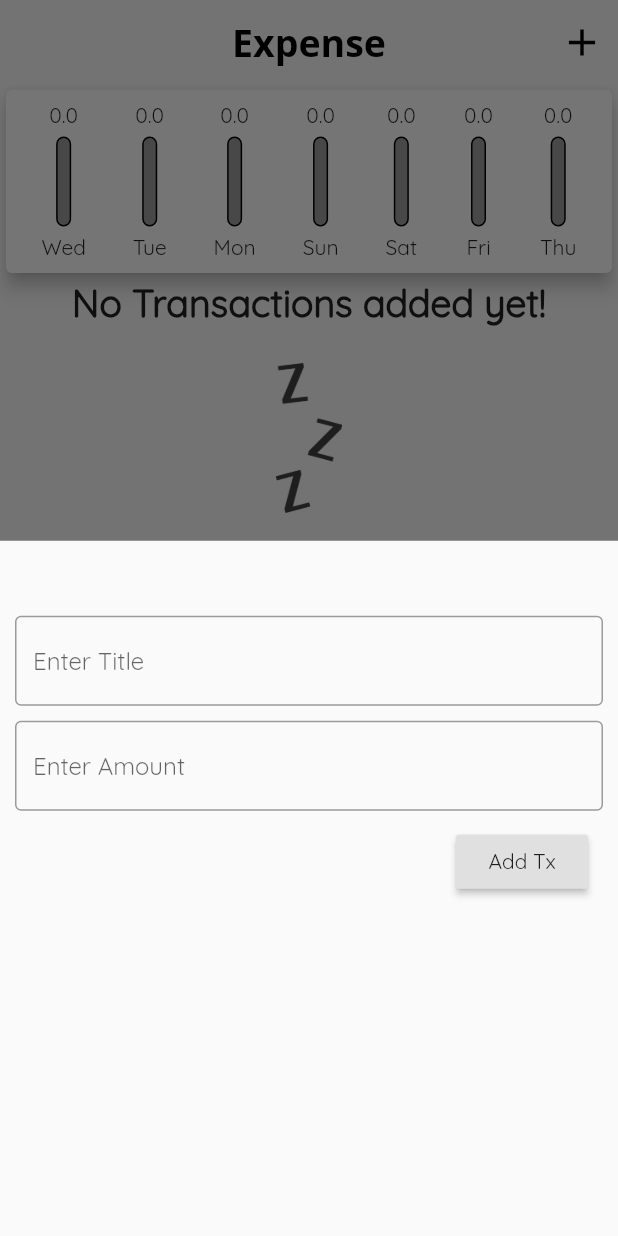
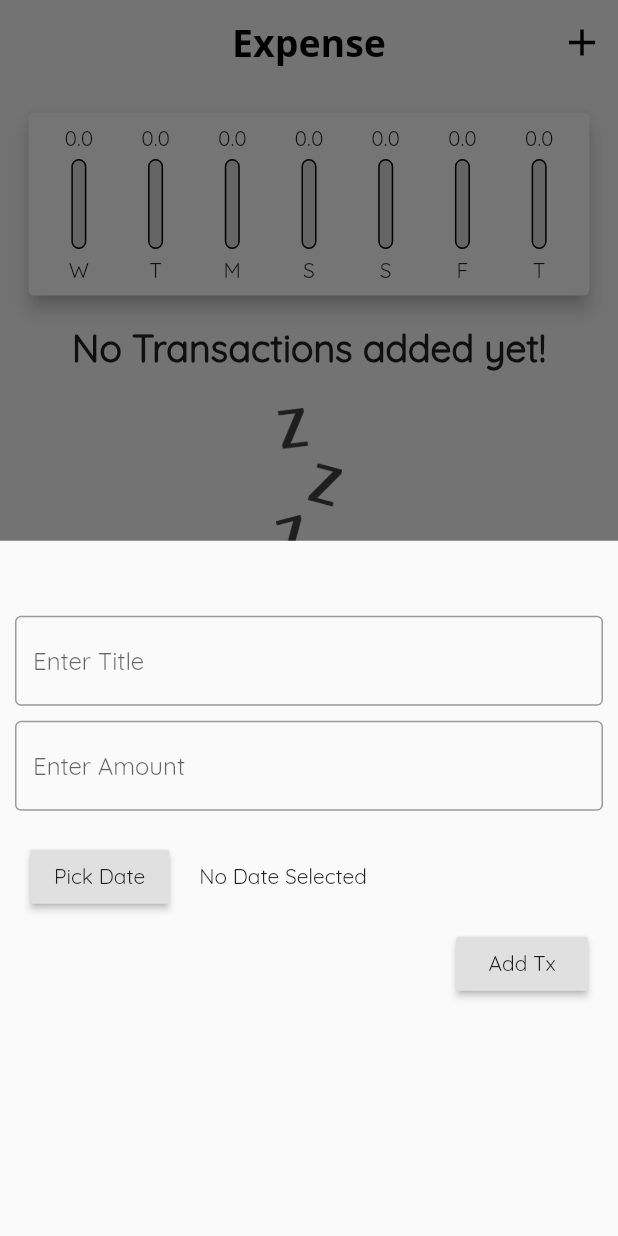
Before and after one commit to ramonyohannes/Expense-Tracker-App, a Flutter app: the screen it shows after launch, after a tap on the "add" icon, on a phone screen of 412 x 824 dp. Run offline on Flutter 3.47's test engine with Material 2 defaults, Android fonts, the phone set to English and light mode, and no system bars.

Commit message:
Finished app but needs some polishing

```diff
--- a/lib/main.dart
+++ b/lib/main.dart
@@ -81,14 +81,15 @@ class _HomePageState extends State<HomePage> {
     }).toList();
   }
 
-  void addNewTx(String txTitle, String txAmount) {
+  void addNewTx(String txTitle, String txAmount, DateTime pickedDate) {
     setState(
       () {
         userTransactions.add(
           Transaction(
+            id: DateTime.now().toString(),
             title: txTitle,
             amount: double.parse(txAmount),
-            date: DateTime.now(),
+            date: pickedDate,
           ),
         );
       },
@@ -102,6 +103,12 @@ class _HomePageState extends State<HomePage> {
         return TransactionInput(addNewTx);
       },
     );
+  }
+
+  void deleteTransaction(String id) {
+    setState(() {
+      userTransactions.removeWhere((tx) => tx.id == id);
+    });
   }
 
   @override
@@ -129,7 +136,7 @@ class _HomePageState extends State<HomePage> {
         crossAxisAlignment: CrossAxisAlignment.start,
         children: [
           Chart(recentTransaction),
-          TransactionList(userTransactions),
+          TransactionList(userTransactions, deleteTransaction),
         ],
       ),
       floatingActionButtonLocation: FloatingActionButtonLocation.centerFloat,
--- a/lib/transaction.dart
+++ b/lib/transaction.dart
@@ -1,11 +1,13 @@
 import 'package:flutter/material.dart';
 
 class Transaction {
+  final String id;
   final String title;
   final double amount;
   final DateTime date;
 
   Transaction({
+    required this.id,
     required this.title,
     required this.amount,
     required this.date,
--- a/lib/transaction_input.dart
+++ b/lib/transaction_input.dart
@@ -1,4 +1,6 @@
 import 'package:flutter/material.dart';
+
+import 'package:intl/intl.dart';
 
 class TransactionInput extends StatefulWidget {
   Function txAdd;
@@ -13,6 +15,8 @@ class _TransactionInputState extends State<TransactionInput> {
   var textInput = TextEditingController();
   var amountInput = TextEditingController();
 
+  var pickedDate;
+
   void submitData() {
     final enterdTitle = textInput.text;
     final enteredAmount = double.parse(amountInput.text);
@@ -24,9 +28,23 @@ class _TransactionInputState extends State<TransactionInput> {
     widget.txAdd(
       enterdTitle,
       enteredAmount.toStringAsFixed(1),
+      pickedDate,
     );
 
     Navigator.of(context).pop();
+  }
+
+  void startShowDatePicker(BuildContext context) {
+    showDatePicker(
+      context: context,
+      initialDate: DateTime.now(),
+      firstDate: DateTime(2010),
+      lastDate: DateTime.now(),
+    ).then((value) {
+      setState(() {
+        pickedDate = value;
+      });
+    });
   }
 
   @override
@@ -68,15 +86,33 @@ class _TransactionInputState extends State<TransactionInput> {
             ),
           ),
           Container(
+            margin: EdgeInsets.all(10),
+            child: Row(
+              children: [
+                RaisedButton(
+                  onPressed: () {
+                    startShowDatePicker(context);
+                  },
+                  child: Text("Pick Date"),
+                ),
+                const SizedBox(
+                  width: 20,
+                ),
+                Text(
+                  pickedDate == null
+                      ? "No Date Selected"
+                      : DateFormat.yMEd().format(pickedDate),
+                ),
+              ],
+            ),
+          ),
+          Container(
             margin: const EdgeInsets.only(
               right: 10,
             ),
             child: RaisedButton(
               onPressed: () {
                 submitData();
-
-                /* print(amountInput.text);
-                print(textInput.text); */
               },
               child: const Text("Add Tx"),
             ),
--- a/lib/transaction_list.dart
+++ b/lib/transaction_list.dart
@@ -7,7 +7,8 @@ import 'transaction.dart';
 class TransactionList extends StatelessWidget {
   // const TransactionList({Key? key}) : super(key: key);
   final List<Transaction> user_transactions;
-  TransactionList(this.user_transactions);
+  final Function deleteTx;
+  TransactionList(this.user_transactions, this.deleteTx);
 
   @override
   Widget build(BuildContext context) {
@@ -38,9 +39,11 @@ class TransactionList extends StatelessWidget {
           : ListView.builder(
               itemBuilder: (context, index) {
                 return TransactionItem(
+                  user_transactions[index].id,
                   user_transactions[index].amount,
                   user_transactions[index].date,
                   user_transactions[index].title,
+                  deleteTx,
                 );
               },
               itemCount: user_transactions.length,
--- a/lib/widget/chart.dart
+++ b/lib/widget/chart.dart
@@ -23,7 +23,10 @@ class Chart extends StatelessWidget {
       print(DateFormat.E().format(weekDay));
       print(totalSum.toString());
 
-      return {"date": DateFormat.E().format(weekDay), "amount": totalSum};
+      return {
+        "date": DateFormat.E().format(weekDay).substring(0, 1),
+        "amount": totalSum
+      };
     });
   }
 
@@ -36,7 +39,9 @@ class Chart extends StatelessWidget {
   @override
   Widget build(BuildContext context) {
     print(groupedTransaction);
-    return Card(
+    return Container(
+      margin: EdgeInsets.all(15),
+      child: Card(
           elevation: 5,
           child: Padding(
             padding: const EdgeInsets.all(8.0),
@@ -44,17 +49,21 @@ class Chart extends StatelessWidget {
               mainAxisAlignment: MainAxisAlignment.spaceAround,
               children: [
                 ...groupedTransaction.map((data) {
-                return Chart_Bar(
+                  return Flexible(
+                    fit: FlexFit.tight,
+                    child: Chart_Bar(
                       "${data["date"]}",
                       data["amount"] as double,
                       totalSSpending == 0.0
                           ? 0.0
                           : (data["amount"] as double) / totalSSpending,
+                    ),
                   );
                   //Text("${data["date"]} : ${data["amount"]}");
                 }).toList(),
               ],
             ),
-        ));
+          )),
+    );
   }
 }
--- a/lib/widget/chart_bar.dart
+++ b/lib/widget/chart_bar.dart
@@ -15,7 +15,9 @@ class Chart_Bar extends StatelessWidget {
   Widget build(BuildContext context) {
     return Column(
       children: [
-        Text(amount.toString()),
+        FittedBox(
+          child: Text(amount.toString()),
+        ),
         const SizedBox(
           height: 5,
         ),
@@ -27,7 +29,7 @@ class Chart_Bar extends StatelessWidget {
               Container(
                 decoration: BoxDecoration(
                   border: Border.all(width: 1),
-                  color: Colors.grey,
+                  color: const Color.fromRGBO(220, 220, 220, 1),
                   borderRadius: BorderRadius.circular(5),
                 ),
               ),
```
Also changed, not shown: lib/widget/transaction_item.dart (+23 -10 lines). Lines whose indentation alone changed are shown as unchanged.
